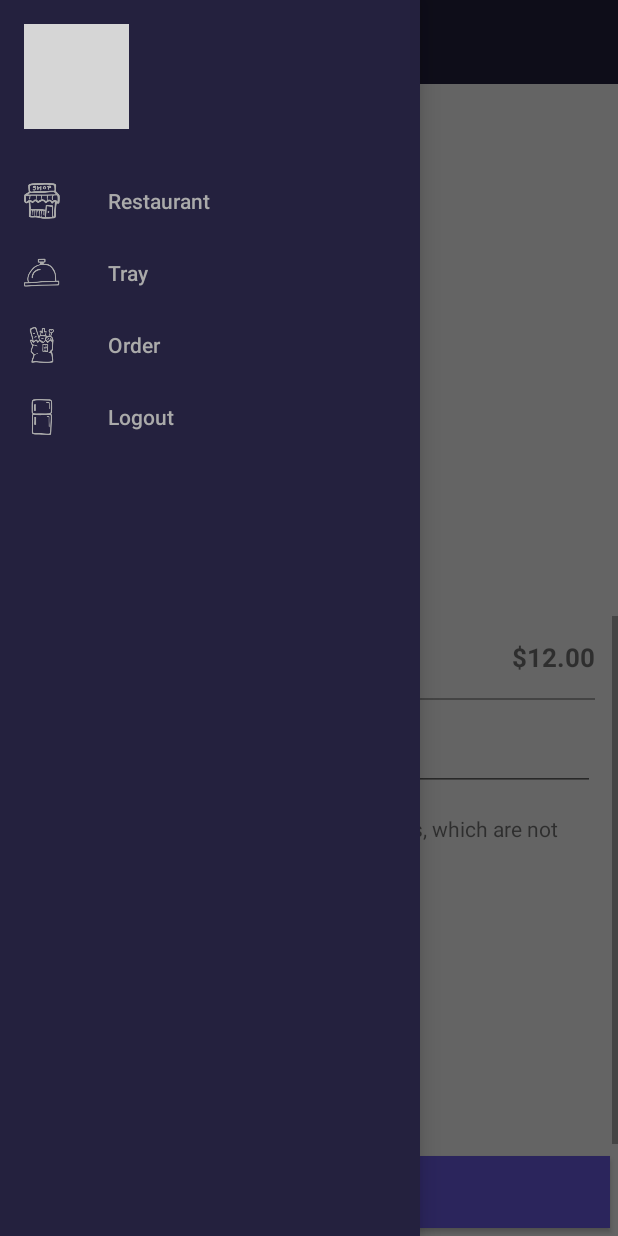
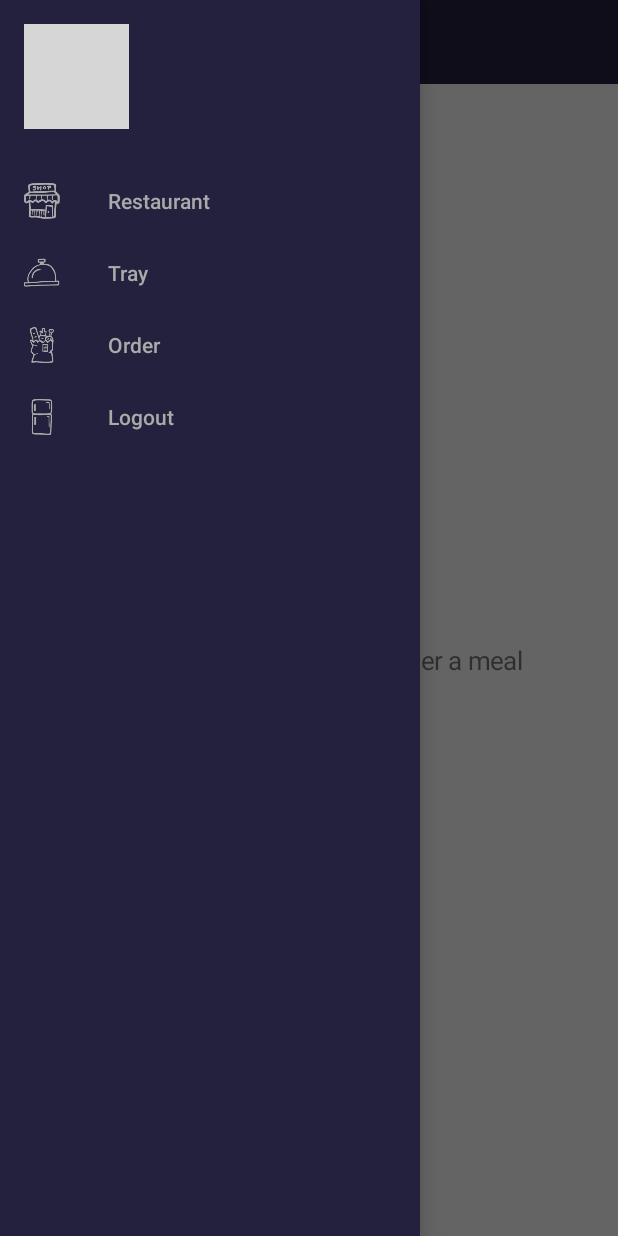
Before and after one commit to jiayounokim/androidwingstestpaytm, an Android app: the fragment TrayFragment placed in its activity, with the side drawer open, on a phone screen of 412 x 824 dp. Run offline under Robolectric (Android 15) with nearby library versions, the phone set to English and light mode, and no system bars; our stand-ins replace Picasso, Room's generated code; libraries missing offline, so code that uses them is left out: com.facebook; pictures from the network do not load; 1 statement that could not run was skipped; grey boxes are pictures that could not be loaded.

Commit message:
4 fixed tray empty

```diff
--- a/app/src/main/java/com/example/wingstestpaytm/Fragments/TrayFragment.java
+++ b/app/src/main/java/com/example/wingstestpaytm/Fragments/TrayFragment.java
@@ -162,11 +162,8 @@ public class TrayFragment extends Fragment implements OnMapReadyCallback {
                                     ViewGroup.LayoutParams.WRAP_CONTENT, 1));
 
                     LinearLayout linearLayout = getActivity().findViewById(R.id.tray_layout);
-
-                    //linearLayout.removeAllViews();
-
-                    ///this is for testing paytm.
-                    //linearLayout.addView(alertText);
+                    linearLayout.removeAllViews();
+                    linearLayout.addView(alertText);
 
 
                 }
--- a/app/src/main/res/layout/activity_meal_detail.xml
+++ b/app/src/main/res/layout/activity_meal_detail.xml
@@ -111,7 +111,7 @@
         android:layout_height="wrap_content"
         android:layout_marginEnd="20dp"
         android:layout_marginBottom="16dp"
-        android:text="$12.00"
+        android:text="Empty.00"
         android:textColor="@android:color/white"
         android:textSize="16sp"
         android:textStyle="bold"
--- a/app/src/main/res/layout/fragment_tray.xml
+++ b/app/src/main/res/layout/fragment_tray.xml
@@ -45,7 +45,7 @@
                     android:layout_width="wrap_content"
                     android:layout_height="wrap_content"
                     android:layout_weight="1"
-                    android:text="$12.00"
+                    android:text="Empty"
                     android:textAlignment="textEnd"
                     android:textSize="17sp"
                     android:textStyle="bold" />
--- a/app/src/main/res/layout/list_item_meal.xml
+++ b/app/src/main/res/layout/list_item_meal.xml
@@ -42,7 +42,7 @@
         android:layout_width="wrap_content"
         android:layout_height="wrap_content"
         android:layout_marginTop="8dp"
-        android:text="$12.00"
+        android:text="Empty.00"
         android:textSize="17sp"
         app:layout_constraintStart_toStartOf="parent"
         app:layout_constraintTop_toBottomOf="@+id/meal_desc" />
```
